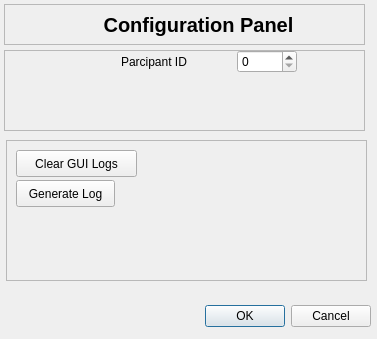
Before: the Qt Designer form kinova_root/KinovaAdvancedGUI/configdialog.ui in LongfeiProjects/kinova-modules, drawn with Qt 5.
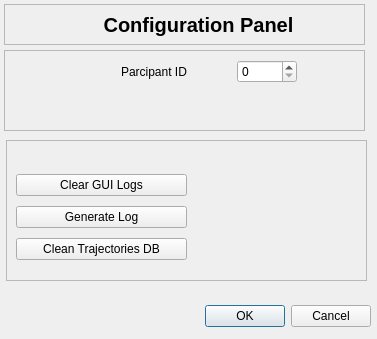
After: the same form once the commit is applied.

Diff of the .ui file:
```diff
--- a/kinova_root/KinovaAdvancedGUI/configdialog.ui
+++ b/kinova_root/KinovaAdvancedGUI/configdialog.ui
@@ -48,9 +48,9 @@
     <property name="geometry">
      <rect>
       <x>0</x>
-      <y>0</y>
+      <y>10</y>
       <width>361</width>
-      <height>81</height>
+      <height>71</height>
      </rect>
     </property>
     <layout class="QFormLayout" name="formLayout">
@@ -156,31 +156,38 @@
    <property name="frameShadow">
     <enum>QFrame::Raised</enum>
    </property>
-   <widget class="QPushButton" name="pushButton_2">
+   <widget class="QWidget" name="verticalLayoutWidget_2">
     <property name="geometry">
      <rect>
       <x>10</x>
-      <y>10</y>
-      <width>121</width>
-      <height>27</height>
+      <y>30</y>
+      <width>171</width>
+      <height>95</height>
      </rect>
     </property>
-    <property name="text">
-     <string>Clear GUI Logs</string>
-    </property>
-   </widget>
-   <widget class="QPushButton" name="generateLog_button">
-    <property name="geometry">
-     <rect>
-      <x>10</x>
-      <y>40</y>
-      <width>99</width>
-      <height>27</height>
-     </rect>
-    </property>
-    <property name="text">
-     <string>Generate Log</string>
-    </property>
+    <layout class="QVBoxLayout" name="verticalLayout_2">
+     <item>
+      <widget class="QPushButton" name="pushButton_2">
+       <property name="text">
+        <string>Clear GUI Logs</string>
+       </property>
+      </widget>
+     </item>
+     <item>
+      <widget class="QPushButton" name="generateLog_button">
+       <property name="text">
+        <string>Generate Log</string>
+       </property>
+      </widget>
+     </item>
+     <item>
+      <widget class="QPushButton" name="pushButton">
+       <property name="text">
+        <string>Clean Trajectories DB</string>
+       </property>
+      </widget>
+     </item>
+    </layout>
    </widget>
   </widget>
  </widget>
```
